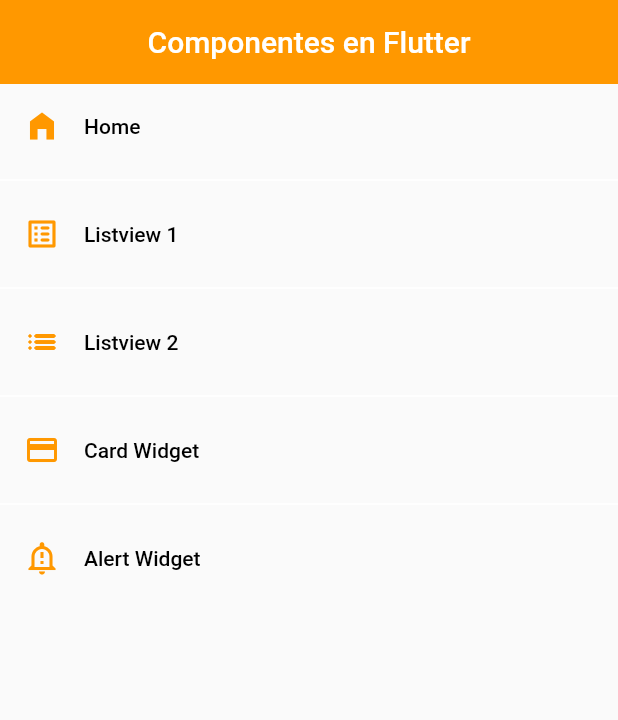
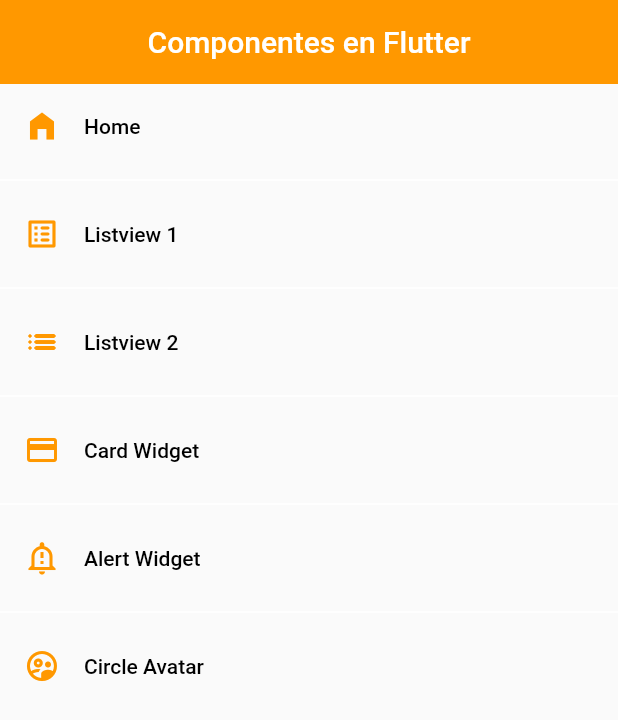
Before and after one commit to clatorrep/flutter_udemy, a Flutter app: the screen it shows after launch, on a phone screen of 412 x 824 dp. Shown: the top 720 px of the screen. Run offline on Flutter 3.47's test engine with Material 2 defaults, Android fonts, the light colour scheme and no system bars.

Commit message:
ADDING A CIRCLE AVATAR

```diff
--- a/lib/router/app_routs.dart
+++ b/lib/router/app_routs.dart
@@ -37,6 +37,12 @@
       name: 'Alert Widget',
       screen: const AlertScreen(),
     ),
+    MenuOption(
+      route: 'avatar',
+      icon: Icons.supervised_user_circle_outlined,
+      name: 'Circle Avatar',
+      screen: const AvatarScreen(),
+    ),
   ];
 
   static Map<String, Widget Function(BuildContext)> getAppRouts() {
--- a/lib/screen/screen.dart
+++ b/lib/screen/screen.dart
@@ -3,3 +3,4 @@
 export 'package:fl_comp/screen/listview2_screen.dart';
 export 'package:fl_comp/screen/home_screen.dart';
 export 'package:fl_comp/screen/alert_screen.dart';
+export 'package:fl_comp/screen/avatar_screen.dart';
--- a/lib/theme/app_theme.dart
+++ b/lib/theme/app_theme.dart
@@ -2,11 +2,13 @@
 
 class AppTheme {
   static const Color primary = Colors.orange;
+  static final Color primaryDark = Colors.orange[800]!;
   static const Color white = Colors.white;
 
   static final ThemeData lightTheme = ThemeData.light().copyWith(
     useMaterial3: true,
     primaryColor: primary,
+    primaryColorDark: primaryDark,
     // AppBar
     appBarTheme: const AppBarTheme(
       backgroundColor: primary,
@@ -34,5 +36,6 @@
         backgroundColor: primary,
         elevation: 0,
       ),
-      ));
+    ),
+  );
 }
```
Also changed, not shown: lib/screen/avatar_screen.dart (added, +30 -0 lines). Lines whose indentation alone changed are shown as unchanged.
